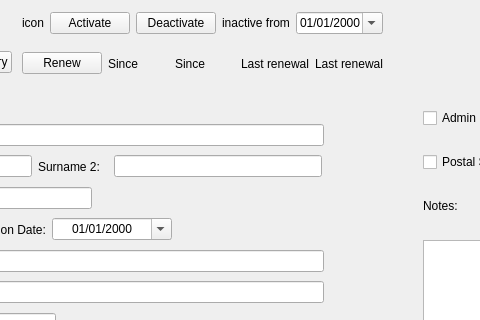
Qt form penyamanager/admin/memberview.ui (eguzki/penyamanager) before a commit; both pictures show x 286 to 766 and y 0 to 320 of the 993 by 863 pixel window.
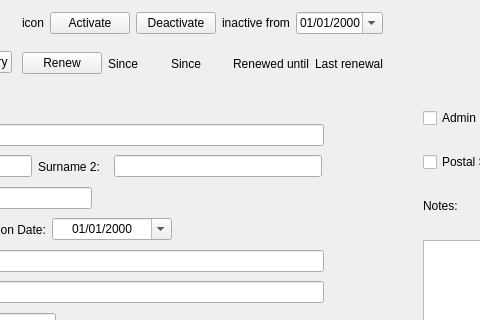
The same form after that commit. Icons and pictures are not drawn.

Commit message: fix inactive member renewal date

```diff
--- a/penyamanager/admin/memberview.ui
+++ b/penyamanager/admin/memberview.ui
@@ -354,7 +354,7 @@
             <item>
              <widget class="QLabel" name="label_7">
               <property name="text">
-               <string>Last renewal</string>
+               <string>Renewed until</string>
               </property>
              </widget>
             </item>
```
The commit also changes 3 other files.
